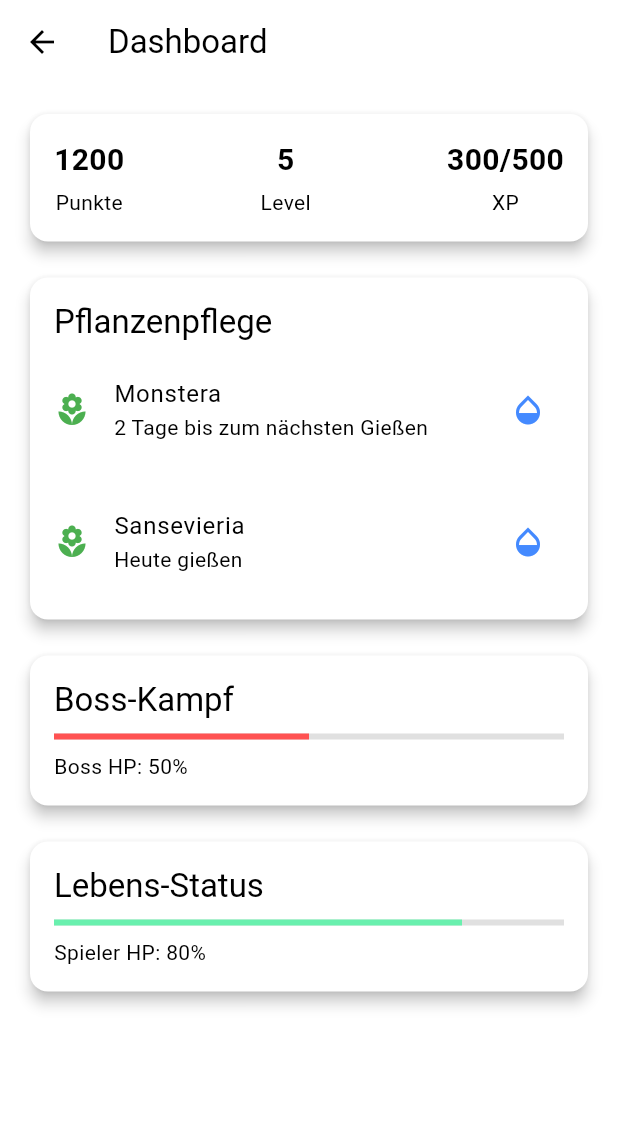
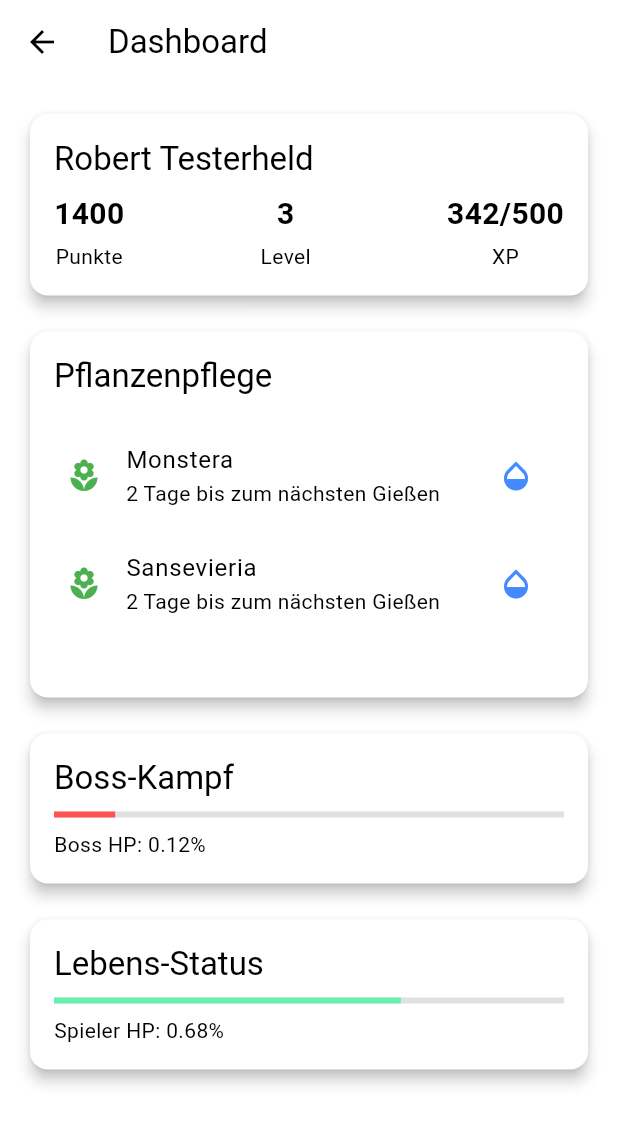
Before and after one commit to PatriceTeuber/GreenGuardian, a Flutter app: the DashboardPage screen opened directly, after a tap on the "opacity" icon, on a phone screen of 412 x 824 dp. Shown: the top 1124 px of the screen. Run offline on Flutter 3.47's test engine with Material 3 defaults, Android fonts, the light colour scheme and no system bars; missing offline and left inert: flame; network calls fail.

Commit message:
refactored models and updated dashboard_page.dart

```diff
--- /dev/null
+++ b/lib/models/boss.dart
@@ -0,0 +1,8 @@
+import 'package:green_guardian/models/entity.dart';
+
+class Boss extends Entity{
+  final int id;
+  final int playerId;
+
+  Boss({required this.id, required this.playerId, required super.level, required super.maxLP, required super.currentLP});
+}
--- /dev/null
+++ b/lib/models/entity.dart
@@ -0,0 +1,12 @@
+class Entity {
+  int maxLP;
+  int currentLP;
+  int level;
+
+  Entity({required this.maxLP, required this.currentLP, required this.level});
+
+  double get getProgress {
+    // Fortschritt in % zurückgeben
+    return double.parse((currentLP/maxLP).toStringAsFixed(2));
+  }
+}
--- a/lib/models/plant.dart
+++ b/lib/models/plant.dart
@@ -1,5 +1,6 @@
 class Plant {
-  final String id;
+  final int id;
+  final int playerId;
   final String name;
   final String type;
   final String imagePath; // URL zum Bild
@@ -8,6 +9,7 @@ class Plant {
 
   Plant({
     required this.id,
+    required this.playerId,
     required this.name,
     required this.type,
     required this.imagePath,
--- /dev/null
+++ b/lib/models/player.dart
@@ -0,0 +1,18 @@
+import 'entity.dart';
+
+class Player extends Entity{
+  final int id;
+  final String name;
+  int points;
+  int xp;
+
+  Player({
+    required this.id,
+    required this.name,
+    required this.points,
+    required super.level,
+    required this.xp,
+    required super.maxLP,
+    required super.currentLP,
+  });
+}
--- a/lib/pages/dashboard_page.dart
+++ b/lib/pages/dashboard_page.dart
@@ -1,7 +1,70 @@
 import 'package:flutter/material.dart';
 
-class DashboardPage extends StatelessWidget {
+import '../models/boss.dart';
+import '../models/plant.dart';
+import '../models/player.dart';
+
+class DashboardPage extends StatefulWidget {
   const DashboardPage({super.key});
+
+  @override
+  DashboardPageState createState() => DashboardPageState();
+}
+
+class DashboardPageState extends State<DashboardPage> {
+  late Player _player;
+  late List<Plant> _plants;
+  late Boss _boss;
+
+  @override
+  void initState() {
+    super.initState();
+    _loadPlayerAndPlants();
+  }
+
+  void _loadPlayerAndPlants() {
+    setState(() {
+      //TODO: Später Requests vom AWS API Gateway einbauen;
+      _player = Player(
+          id: 3,
+          name: 'Robert Testerheld',
+          points: 1400,
+          level: 3,
+          xp: 300,
+          maxLP: 500,
+          currentLP: 342
+      );
+
+      _plants = [
+        Plant(
+          id: 1,
+          playerId: 3,
+          name: 'Monstera',
+          type: 'Zimmerpflanze',
+          imagePath: 'https://de-de.bakker.com/cdn/shop/files/VIS_018129_1_BK_1705411387376.jpg?v=1705411425',
+          wateringIntervalDays: 3,
+          lastWatered: DateTime.now().subtract(const Duration(days: 1)),
+        ),
+        Plant(
+          id: 2,
+          playerId: 3,
+          name: 'Sansevieria',
+          type: 'Luftreiniger',
+          imagePath: 'https://www.ikea.com/de/de/images/products/sansevieria-trifasciata-pflanze-bogenhanf__0908898_pe676659_s5.jpg',
+          wateringIntervalDays: 7,
+          lastWatered: DateTime.now().subtract(const Duration(days: 5)),
+        ),
+      ];
+
+      _boss = Boss(
+        id: 1,
+        playerId: 3,
+        level: 2,
+        maxLP: 2000,
+        currentLP: 234
+      );
+    });
+  }
 
   @override
   Widget build(BuildContext context) {
@@ -21,14 +84,24 @@ class DashboardPage extends StatelessWidget {
                   borderRadius: BorderRadius.circular(12)),
               child: Padding(
                 padding: const EdgeInsets.all(16.0),
-                child: Row(
+                child: Column(
+                  crossAxisAlignment: CrossAxisAlignment.start,
+                  children: [
+                    Text(
+                      _player.name,
+                      style: Theme.of(context).textTheme.titleLarge,
+                    ),
+                    const SizedBox(height: 8.0),
+                    Row(
                       mainAxisAlignment: MainAxisAlignment.spaceBetween,
                       children: [
-                    _buildStatusItem("Punkte", "1200"),
-                    _buildStatusItem("Level", "5"),
-                    _buildStatusItem("XP", "300/500"),
+                        _buildStatusItem("Punkte", _player.points.toString()),
+                        _buildStatusItem("Level", _player.level.toString()),
+                        _buildStatusItem("XP", "${_player.currentLP}/${_player.maxLP}"),
                       ],
                     ),
+                  ],
+                )
               ),
             ),
             const SizedBox(height: 16.0),
@@ -48,34 +121,28 @@ class DashboardPage extends StatelessWidget {
                       style: Theme.of(context).textTheme.titleLarge,
                     ),
                     const SizedBox(height: 8.0),
-                    // ListTile für die Monstera
-                    ListTile(
+                    ListView.builder(
+                      padding: const EdgeInsets.all(8.0),
+                      shrinkWrap: true,
+                      physics: const NeverScrollableScrollPhysics(), // Optional, um Scrollen zu deaktivieren
+                      itemCount: _plants.length,
+                      itemBuilder: (BuildContext context, int index) {
+                        final plant = _plants[index];
+                        return ListTile(
                           contentPadding: EdgeInsets.zero,
                           leading: const Icon(Icons.local_florist, color: Colors.green),
-                      title: const Text("Monstera"),
-                      subtitle: const Text("2 Tage bis zum nächsten Gießen"),
+                          title: Text(plant.name),
+                          subtitle: Text("${plant.daysUntilNextWatering} Tage bis zum nächsten Gießen"),
                           trailing: IconButton(
                             icon: const Icon(Icons.opacity, color: Colors.blueAccent),
                             onPressed: () {
-                          // Aktion: Pflanze gießen
+                              //TODO Aktion: Pflanze gießen
                             },
                           ),
+                        );
+                      },
                     ),
                     const Divider(),
-                    // ListTile für die Sansevieria
-                    ListTile(
-                      contentPadding: EdgeInsets.zero,
-                      leading: const Icon(Icons.local_florist, color: Colors.green),
-                      title: const Text("Sansevieria"),
-                      subtitle: const Text("Heute gießen"),
-                      trailing: IconButton(
-                        icon: const Icon(Icons.opacity, color: Colors.blueAccent),
-                        onPressed: () {
-                          // Aktion: Pflanze gießen
-                        },
-                      ),
-                    ),
-                    // Hier kannst du weitere ListTiles hinzufügen, falls du mehrere Pflanzen hast.
                   ],
                 ),
               ),
@@ -95,13 +162,13 @@ class DashboardPage extends StatelessWidget {
                         style: Theme.of(context).textTheme.titleLarge),
                     const SizedBox(height: 8.0),
                     LinearProgressIndicator(
-                      value: 0.5, // Beispiel: 50% Fortschritt
+                      value: _boss.getProgress, // % Fortschritt
                       backgroundColor: Colors.grey[300],
                       valueColor:
                       const AlwaysStoppedAnimation<Color>(Colors.redAccent),
                     ),
                     const SizedBox(height: 8.0),
-                    const Text("Boss HP: 50%"),
+                    Text("Boss HP: ${_boss.getProgress}%"),
                   ],
                 ),
               ),
@@ -121,13 +188,13 @@ class DashboardPage extends StatelessWidget {
                         style: Theme.of(context).textTheme.titleLarge),
                     const SizedBox(height: 8.0),
                     LinearProgressIndicator(
-                      value: 0.8, // Beispiel: 50% Fortschritt
+                      value: _player.getProgress, // Beispiel: 50% Fortschritt
                       backgroundColor: Colors.grey[300],
                       valueColor:
                       const AlwaysStoppedAnimation<Color>(Colors.greenAccent),
                     ),
                     const SizedBox(height: 8.0),
-                    const Text("Spieler HP: 80%"),
+                    Text("Spieler HP: ${_player.getProgress}%"),
                   ],
                 ),
               ),
--- a/lib/pages/plant_overview_page.dart
+++ b/lib/pages/plant_overview_page.dart
@@ -7,10 +7,10 @@ class PlantOverviewPage extends StatefulWidget {
   const PlantOverviewPage({super.key});
 
   @override
-  _PlantOverviewPageState createState() => _PlantOverviewPageState();
+  PlantOverviewPageState createState() => PlantOverviewPageState();
 }
 
-class _PlantOverviewPageState extends State<PlantOverviewPage> {
+class PlantOverviewPageState extends State<PlantOverviewPage> {
   List<Plant> _plants = [];
 
   @override
@@ -19,13 +19,14 @@ class _PlantOverviewPageState extends State<PlantOverviewPage> {
     _loadPlants();
   }
 
-
   void _loadPlants() {
     // Beispiel: Monstera wurde vor 1 Tag gegossen, Sansevieria vor 5 Tagen.
     setState(() {
+      //TODO: Später Request vom AWS API Gateway einbauen;
       _plants = [
         Plant(
-          id: '1',
+          id: 1,
+          playerId: 2,
           name: 'Monstera',
           type: 'Zimmerpflanze',
           imagePath: 'https://de-de.bakker.com/cdn/shop/files/VIS_018129_1_BK_1705411387376.jpg?v=1705411425',
@@ -33,7 +34,8 @@ class _PlantOverviewPageState extends State<PlantOverviewPage> {
           lastWatered: DateTime.now().subtract(const Duration(days: 1)),
         ),
         Plant(
-          id: '2',
+          id: 2,
+          playerId: 2,
           name: 'Sansevieria',
           type: 'Luftreiniger',
           imagePath: 'https://www.ikea.com/de/de/images/products/sansevieria-trifasciata-pflanze-bogenhanf__0908898_pe676659_s5.jpg',
```
Lines whose indentation alone changed are shown as unchanged.
